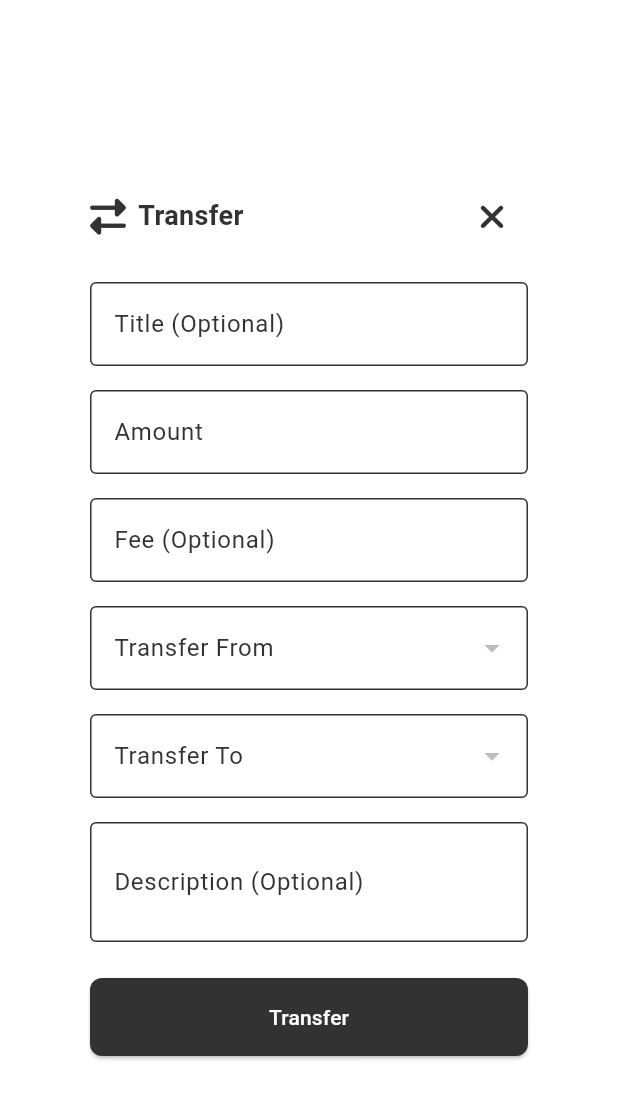
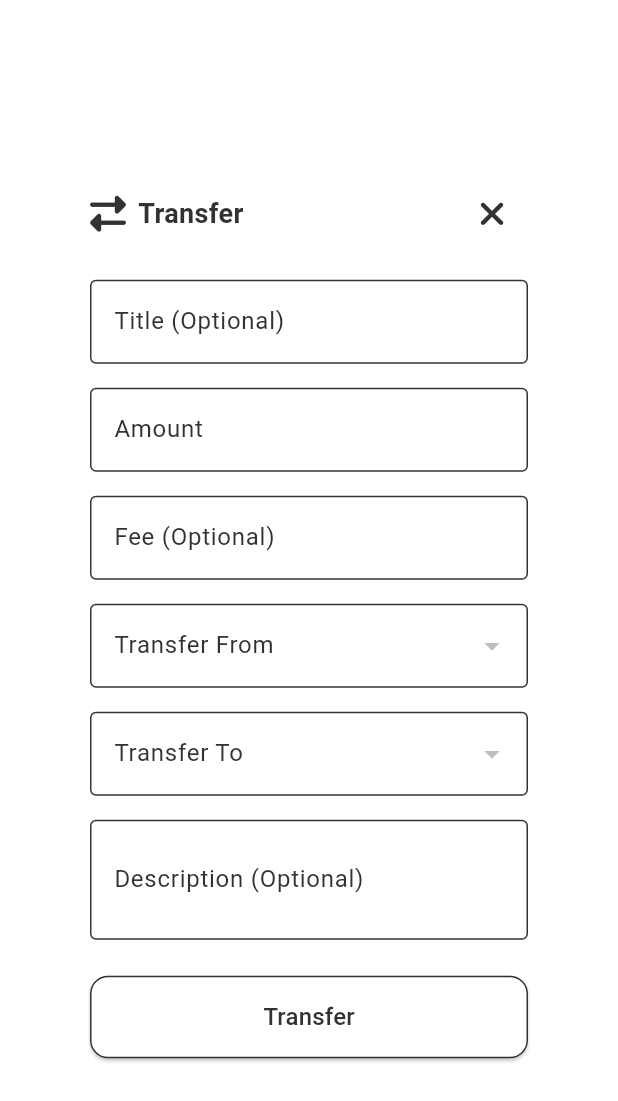
Before and after one commit to jodayyy/simpannow, a Flutter app: the TransferDialog widget shown alone on an empty page, opened directly, on a phone screen of 412 x 824 dp. Shown: the top 1101 px of the screen. Run offline on Flutter 3.47's test engine with Material 3 defaults, Android fonts, the phone set to English and light mode, and no system bars; our stand-ins replace cloud_firestore, firebase_analytics, firebase_auth, firebase_core, flutter_spinkit, font_awesome_flutter and 1 more; accounts and stored records are empty; statements that could not run were skipped.

Commit message:
Remove `Transfer` category in transaction dialog and UI update

```diff
--- a/lib/core/services/transaction_service.dart
+++ b/lib/core/services/transaction_service.dart
@@ -26,7 +26,7 @@ class TransactionService with ChangeNotifier {
     'Work': '💼',
     'Bills': '💳',
     'Other': '📝',
-    'Transfer': '🔁',
+    // 'Transfer': '🔁',
   };
   // Add a new transaction
   Future<bool> addTransaction(models.Transaction transaction) async {
--- a/lib/ui/features/transfers/transfer_dialog.dart
+++ b/lib/ui/features/transfers/transfer_dialog.dart
@@ -198,15 +198,29 @@ class _TransferDialogState extends State<TransferDialog> {
                 ElevatedButton(
                   onPressed: _isLoading ? null : _submit,
                   style: ElevatedButton.styleFrom(
+                    backgroundColor: Theme.of(context).colorScheme.surface,
+                    shape: RoundedRectangleBorder(
+                      borderRadius: BorderRadius.circular(12),
+                      side: BorderSide(
+                        color: Theme.of(context).colorScheme.primary,
+                        width: 1,
+                      ),
+                    ),
                     padding: const EdgeInsets.symmetric(vertical: 16),
                   ),
                   child: _isLoading
                       ? const SizedBox(
-                          width: 24,
-                          height: 24,
+                          height: 20,
+                          width: 20,
                           child: CircularProgressIndicator(strokeWidth: 2),
                         )
-                      : const Text('Transfer'),
+                      : Text(
+                          'Transfer',
+                          style: TextStyle(
+                            fontSize: 16,
+                            color: Theme.of(context).colorScheme.onSurface,
+                          ),
+                        ),
                 ),
               ],
             ),
```
